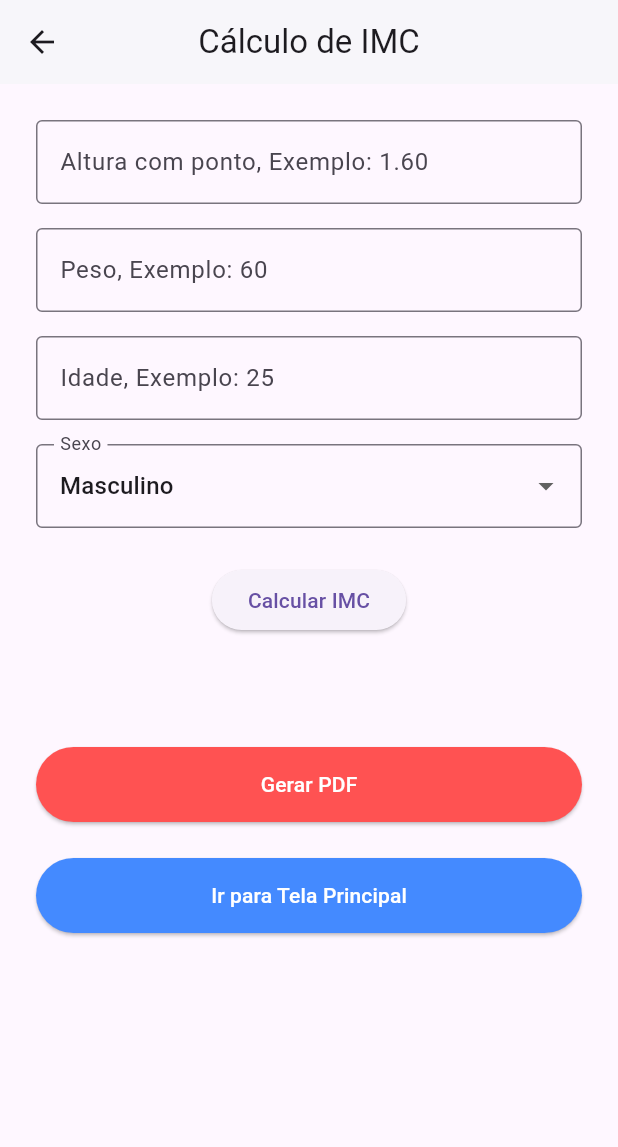
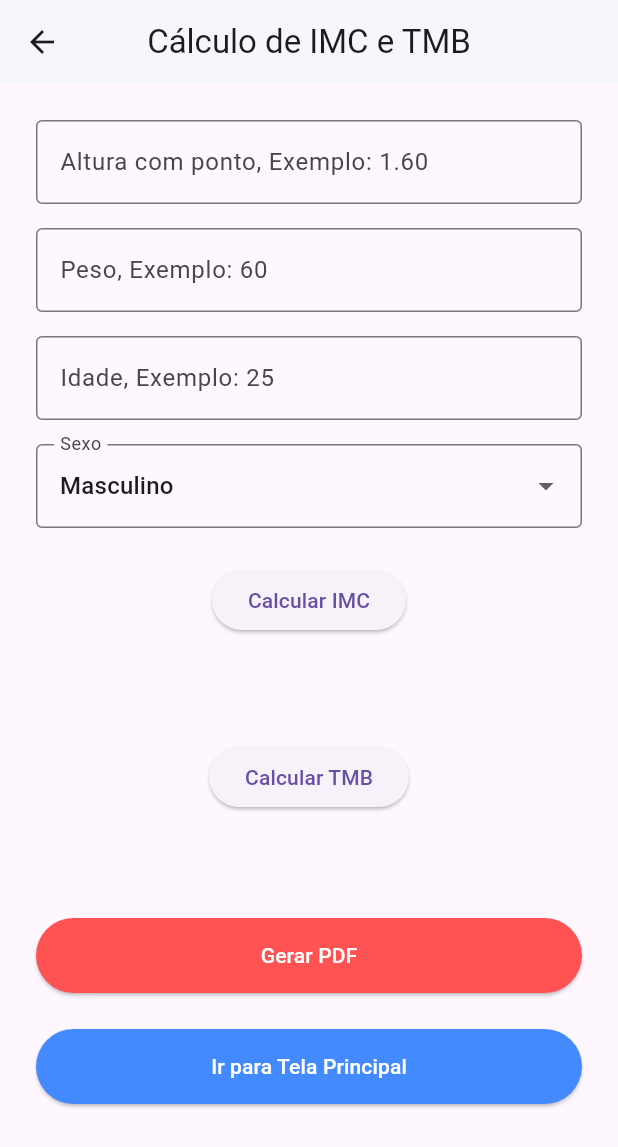
Before and after one commit to ZampiereMaciente/projeto_final_personal_trainer_movel, a Flutter app: the TelaImc screen opened directly with empty values, on a phone screen of 412 x 824 dp. Shown: the top 1147 px of the screen. Run offline on Flutter 3.47's test engine with Material 3 defaults, Android fonts, the light colour scheme and no system bars; our stand-ins replace open_filex, pdf.

Commit message:
Mac mini, atualizacao MVC, criacao indice basal 20-04-25

```diff
--- a/projeto_final_personal_trainer/lib/main.dart
+++ b/projeto_final_personal_trainer/lib/main.dart
@@ -1,5 +1,5 @@
 import 'package:flutter/material.dart';
-import 'package:projeto_final_personal_trainer/visao/telaInicial.dart';
+import 'package:projeto_final_personal_trainer/visao/tela_inicial.dart';
 
 void main() {
   runApp(const MyApp());
--- /dev/null
+++ b/projeto_final_personal_trainer/lib/modelo/calculadora_tmb.dart
@@ -0,0 +1,18 @@
+class CalculadoraTmb {
+  static String calcularTmb({
+    required double peso,
+    required double altura,
+    required int idade,
+    required String sexo,
+  }) {
+    double tmb;
+
+    if (sexo == 'Masculino') {
+      tmb = 66.47 + (13.75 * peso) + (5.0 * altura) - (6.76 * idade);
+    } else {
+      tmb = 655.1 + (9.56 * peso) + (1.85 * altura) - (4.68 * idade);
+    }
+
+    return "Sua Taxa Metabólica Basal é ${tmb.toStringAsFixed(2)} kcal/dia.";
+  }
+}
--- a/projeto_final_personal_trainer/lib/visao/novaAvaliacao.dart
+++ b/projeto_final_personal_trainer/lib/visao/nova_avaliacao.dart
@@ -1,7 +1,7 @@
 import 'package:flutter/material.dart';
-import 'package:projeto_final_personal_trainer/visao/dadosAntropometria.dart';
+import 'package:projeto_final_personal_trainer/visao/dados_antropometria.dart';
 import '../modelo/aluno.dart';
-import 'dadosAluno1.dart'; // Aqui está sua classe Aluno
+import 'teste.dart'; // Aqui está sua classe Aluno
 
 class NovaAvaliacao extends StatefulWidget {
   const NovaAvaliacao({Key? key}) : super(key: key);
--- a/projeto_final_personal_trainer/lib/visao/tela_imc.dart
+++ b/projeto_final_personal_trainer/lib/visao/tela_imc.dart
@@ -1,8 +1,9 @@
 import 'package:flutter/material.dart';
-import 'package:projeto_final_personal_trainer/visao/telaInicial.dart';
-import '../controle/navegacao_controller.dart';
+import 'package:projeto_final_personal_trainer/visao/tela_inicial.dart';
+import '../controle/navegacao_controle.dart';
 import '../modelo/aluno.dart';
 import '../modelo/calculadora_imc.dart';
+import '../modelo/calculadora_tmb.dart';
 import '../modelo/gerador_pdf.dart';
 
 class TelaImc extends StatefulWidget {
@@ -19,10 +20,11 @@ class _TelaImcState extends State<TelaImc> {
   final TextEditingController _pesoController = TextEditingController();
   final TextEditingController _idadeController = TextEditingController();
 
-  String _resultado = "";
+  String _resultadoImc = "";
+  String _resultadoTmb = "";
   String _sexoSelecionado = "Masculino";
 
-  final GlobalKey<FormState> _formKey = GlobalKey<FormState>(); // Adicionando uma chave para o formulário
+  final GlobalKey<FormState> _formKey = GlobalKey<FormState>();
 
   void _calcularImc() {
     final double? altura = double.tryParse(_alturaController.text);
@@ -30,20 +32,44 @@ class _TelaImcState extends State<TelaImc> {
 
     if (altura == null || peso == null || altura <= 0 || peso <= 0) {
       setState(() {
-        _resultado = "Insira valores válidos para altura e peso.";
+        _resultadoImc = "Insira valores válidos para altura e peso.";
       });
       return;
     }
 
     final resultado = CalculadoraImc.classificarImc(peso, altura, _sexoSelecionado);
     setState(() {
-      _resultado = resultado;
+      _resultadoImc = "IMC: $resultado";
+    });
+  }
+
+  void _calcularTmb() {
+    final double? altura = double.tryParse(_alturaController.text);
+    final double? peso = double.tryParse(_pesoController.text);
+    final int? idade = int.tryParse(_idadeController.text);
+
+    if (altura == null || peso == null || idade == null || altura <= 0 || peso <= 0 || idade <= 0) {
+      setState(() {
+        _resultadoTmb = "Insira valores válidos para altura, peso e idade.";
+      });
+      return;
+    }
+
+    final resultado = CalculadoraTmb.calcularTmb(
+      peso: peso,
+      altura: altura,
+      idade: idade,
+      sexo: _sexoSelecionado,
+    );
+
+    setState(() {
+      _resultadoTmb = "TMB: $resultado kcal/dia";
     });
   }
 
   void _gerarPdf() {
     GeradorPdf.gerarPdf(
-      nomeAluno: widget.aluno.nome,  // Passando o nome do aluno para gerar o nome do arquivo
+      nomeAluno: widget.aluno.nome,
       dadosPessoais: {
         'Nome': widget.aluno.nome ?? 'Não informado',
         'Data de Nascimento': widget.aluno.nascimento ?? 'Não informado',
@@ -74,25 +100,27 @@ class _TelaImcState extends State<TelaImc> {
         'Idade': _idadeController.text,
         'Sexo': _sexoSelecionado,
       },
-      resultadoImc: _resultado,
+      resultadoImc: _resultadoImc,
+      resultadoTmb: _resultadoTmb, // <-- Adicionado aqui
     );
   }
+
 
   @override
   Widget build(BuildContext context) {
     return Scaffold(
       appBar: AppBar(
-        title: const Text("Cálculo de IMC"),
+        title: const Text("Cálculo de IMC e TMB"),
         centerTitle: true,
         backgroundColor: Colors.white,
         elevation: 1,
       ),
-      body: Padding(
+      body: SingleChildScrollView(
         padding: const EdgeInsets.all(24.0),
         child: Column(
           children: [
             Form(
-              key: _formKey, // Formulário usando a chave de validação
+              key: _formKey,
               child: Column(
                 children: [
                   TextField(
@@ -142,17 +170,34 @@ class _TelaImcState extends State<TelaImc> {
               ),
             ),
             const SizedBox(height: 24),
+
+            /// Botão de Calcular IMC
             ElevatedButton(
               onPressed: _calcularImc,
               child: const Text("Calcular IMC"),
             ),
-            const SizedBox(height: 24),
+            const SizedBox(height: 12),
             Text(
-              _resultado,
+              _resultadoImc,
               style: const TextStyle(fontSize: 18, fontWeight: FontWeight.bold),
               textAlign: TextAlign.center,
             ),
-            const SizedBox(height: 24),
+
+            const SizedBox(height: 32),
+
+            /// Botão de Calcular TMB
+            ElevatedButton(
+              onPressed: _calcularTmb,
+              child: const Text("Calcular TMB"),
+            ),
+            const SizedBox(height: 12),
+            Text(
+              _resultadoTmb,
+              style: const TextStyle(fontSize: 18, fontWeight: FontWeight.bold),
+              textAlign: TextAlign.center,
+            ),
+
+            const SizedBox(height: 32),
             ElevatedButton(
               onPressed: _gerarPdf,
               style: ElevatedButton.styleFrom(
@@ -168,7 +213,7 @@ class _TelaImcState extends State<TelaImc> {
                 NavegacaoController.irParaTelaComValidacao(
                   context: context,
                   formKey: _formKey,
-                  proximaTela: TelaInicial(), // Substitua TelaInicial() pela sua tela principal
+                  proximaTela: TelaInicial(),
                 );
               },
               style: ElevatedButton.styleFrom(
--- a/projeto_final_personal_trainer/lib/visao/telaInicial.dart
+++ b/projeto_final_personal_trainer/lib/visao/tela_inicial.dart
@@ -1,7 +1,7 @@
 import 'package:flutter/material.dart';
-import 'package:projeto_final_personal_trainer/controle/fecharApp.dart';
-import 'package:projeto_final_personal_trainer/visao/novaAvaliacao.dart';
-import '../modelo/abrir_pdf_tela.dart';
+import 'package:projeto_final_personal_trainer/controle/fechar_app_controle.dart';
+import 'package:projeto_final_personal_trainer/visao/nova_avaliacao.dart';
+import '../servicos/abrir_pdf_tela.dart';
 
 class TelaInicial extends StatelessWidget {
   const TelaInicial({super.key});
```
Also changed, not shown: projeto_final_personal_trainer/lib/modelo/gerador_pdf.dart (+7 -10 lines), projeto_final_personal_trainer/lib/controle/fechar_app_controle.dart (renamed from projeto_final_personal_trainer/lib/controle/fecharApp.dart), projeto_final_personal_trainer/lib/controle/navegacao_controle.dart (renamed from projeto_final_personal_trainer/lib/controle/navegacao_controller.dart), projeto_final_personal_trainer/lib/servicos/abrir_pdf_tela.dart (renamed from projeto_final_personal_trainer/lib/modelo/abrir_pdf_tela.dart), projeto_final_personal_trainer/lib/visao/dados_antropometria.dart (renamed from projeto_final_personal_trainer/lib/visao/dadosAntropometria.dart), projeto_final_personal_trainer/lib/visao/teste.dart (renamed from projeto_final_personal_trainer/lib/visao/dadosAluno1.dart), 1 other file.
